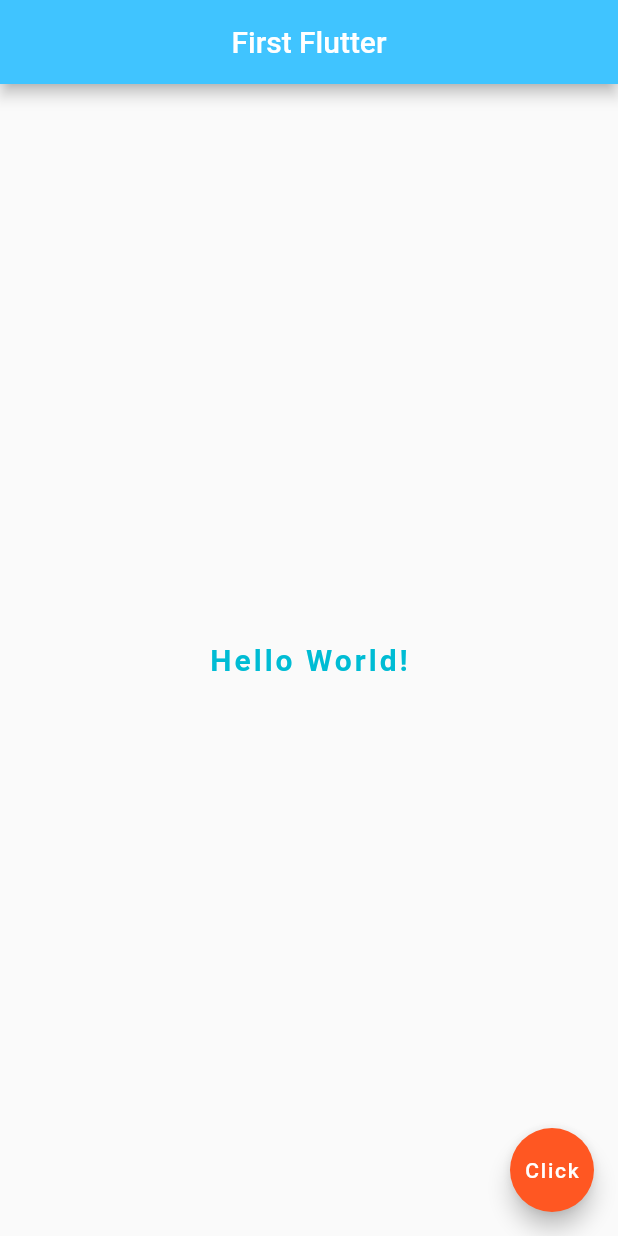
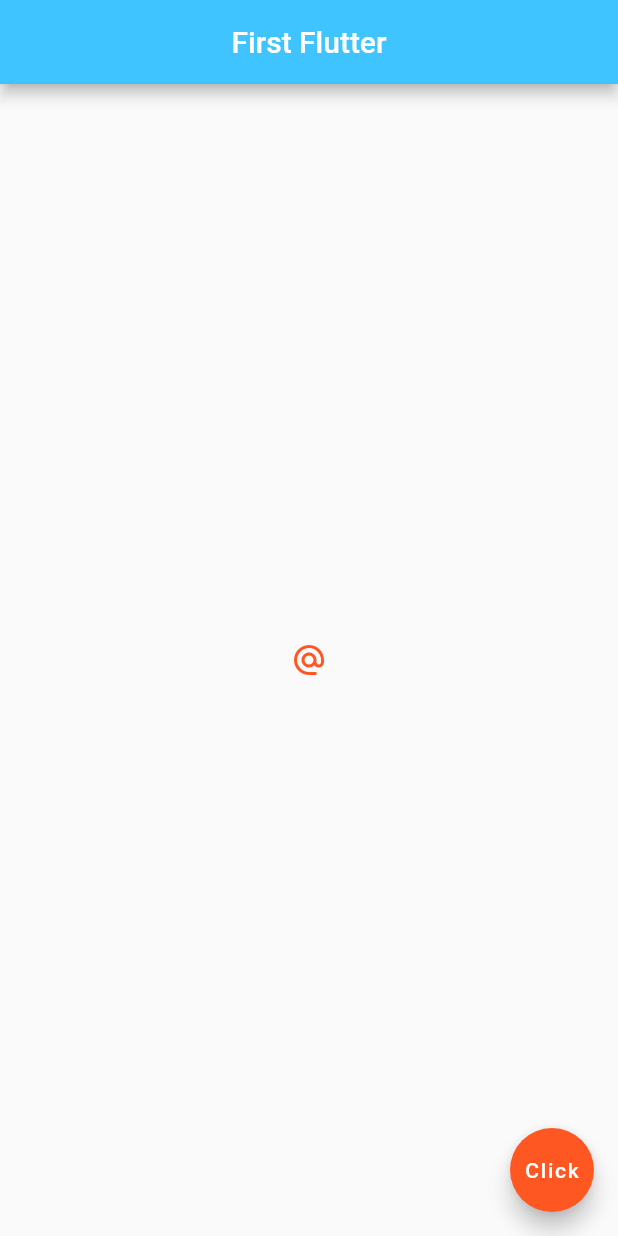
Before and after one commit to Master-Dipankar/Flutter-Hello-World, a Flutter app: the screen it shows after launch, on a phone screen of 412 x 824 dp. Run offline on Flutter 3.47's test engine with Material 2 defaults, Android fonts, the phone set to English and light mode, and no system bars; Roboto replaces fonts that are missing (Handia).

Commit message:
added a button added auto hot reload added google font by modifying pubspec.yaml file Buttons & Icons till vid #9

```diff
--- a/lib/main.dart
+++ b/lib/main.dart
@@ -1,14 +1,23 @@
 import 'package:flutter/material.dart';
 
 
+
 void main() => runApp(MaterialApp(
-  home: Home()
+/*    theme: ThemeData(
+      buttonTheme: ButtonThemeData(
+        buttonColor: Colors.black,
+        textTheme: ButtonTextTheme.primary,
+      ),
+    ),*/
+  home: Home(),
 ));
 void onButtonPressed() {
   print('Its dipankar');
 }
 
 class Home extends StatelessWidget{
+  Home({super.key});
+
 @override
   Widget build(BuildContext context){
   return Scaffold(
@@ -17,17 +26,78 @@ class Home extends StatelessWidget{
       centerTitle: true,
       backgroundColor: Colors.lightBlueAccent,
     ),
-    body: const Center(
-      child: Text(
+    body: Center(
+      child: IconButton(
+        onPressed: (){
+          print('Mailed');
+        },
+        icon: const Icon(Icons.alternate_email),
+        color: Colors.deepOrange
+      )
+      /*child: ElevatedButton(
+        onPressed: () {
+          print('mailed');
+        },
+        child: Row(
+          mainAxisSize: MainAxisSize.min,
+          children: const [
+            Icon(Icons.mail),
+            SizedBox(width: 8),
+            Text(
+              'Mail Me',
+              style: TextStyle(
+                fontSize: 18,
+                fontWeight: FontWeight.bold,
+              ),
+            ),
+          ],
+        ),
+      ),*/
+      /*child: MaterialButton(
+        onPressed:(){ print('click me');},
+        height: 20,
+        minWidth: 80,
+        color: Colors.grey,
+        padding: const EdgeInsets.all(0),
+        child: const Text(
+          "some text",
+          style: TextStyle(color: Colors.white),
+        ),
+      ),*/
+    /* child: Container(
+          color: Colors.white10,
+          child: ElevatedButton(
+            onPressed: () {
+              print('Button Pressed');
+            },
+            child: const Text(
+              'Button Text',
+              style: TextStyle(color: Colors.white),
+            ),
+          ),
+        )*/
+
+
+     /* child: Icon(
+       Icons.book_online,
+        color: Colors.deepOrange,
+        size: 100.0,
+      ),*/
+      /*child: Image.asset('assets/flutter-logo.jpg'),*/
+      /*child: Image(
+        //image: NetworkImage('https://plus.unsplash.com/premium_photo-1674940863690-4b4577686c3e?ixlib=rb-4.0.3&ixid=MnwxMjA3fDB8MHxwaG90by1wYWdlfHx8fGVufDB8fHx8&auto=format&fit=crop&w=414&q=80'),
+        // image: AssetImage('assets/flutter-logo.jpg'),
+      ),*/
+      /*child: Text(
         'Hello World!',
         style: TextStyle(
-          fontSize: 20.0,
+          fontSize: 50.0,
           fontWeight: FontWeight.bold,
           letterSpacing: 2.0,
           color: Colors.cyan,
           fontFamily: 'Handia',
         ),
-      ),
+      ),*/
     ),
     floatingActionButton: const FloatingActionButton(
       onPressed: onButtonPressed,
@@ -37,6 +107,7 @@ class Home extends StatelessWidget{
   );
 }
 }
+
 
 /*
 void main() {
--- a/pubspec.yaml
+++ b/pubspec.yaml
@@ -59,9 +59,8 @@ flutter:
   uses-material-design: true
 
   # To add assets to your application, add an assets section, like this:
-  # assets:
-  #   - images/a_dot_burr.jpeg
-  #   - images/a_dot_ham.jpeg
+  assets:
+    - assets/
 
   # An image asset can refer to one or more resolution-specific "variants", see
   # https://flutter.dev/assets-and-images/#resolution-aware
```
Also changed, not shown: 1 other file.
